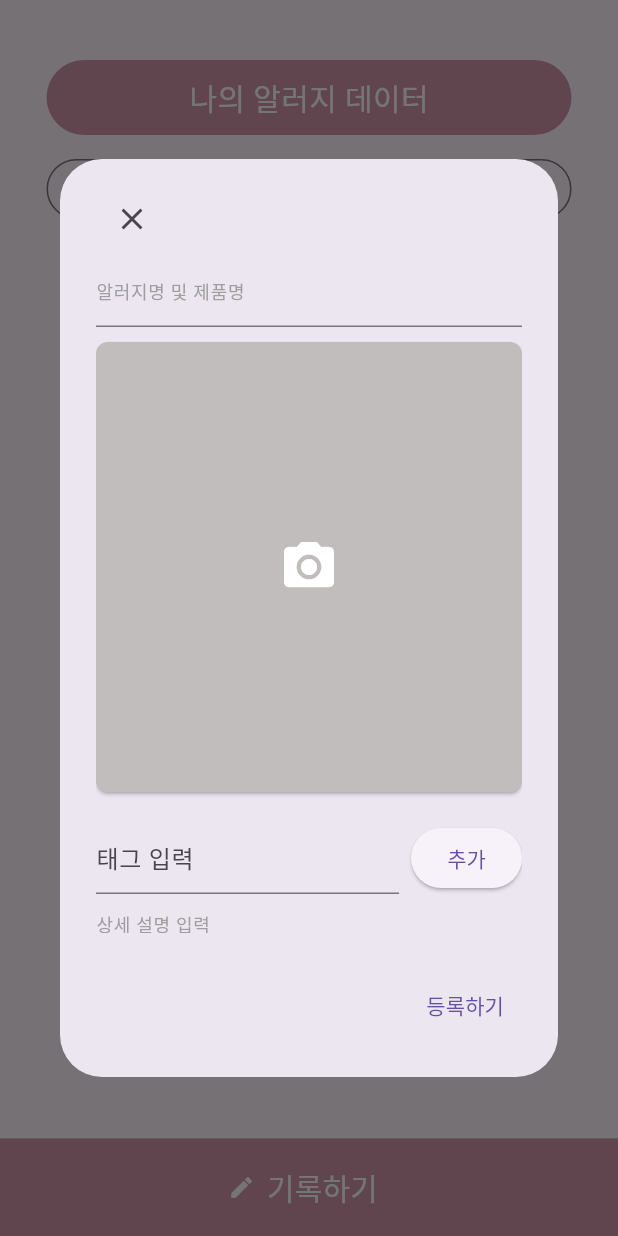
After one commit to Tmfprl/is_app, a Flutter app: the userAllergyData screen opened directly, after a tap on "기록하기", on a phone screen of 412 x 824 dp. The commit adds this screen. Run offline on Flutter 3.47's test engine with Material 3 defaults, Android fonts, the phone set to English and light mode, and no system bars; our stand-ins replace flutter_secure_storage, image_cropper, image_picker; missing offline and left inert: mysql_client; accounts and stored records are empty.

Commit message:
userAllergyData페이지추가

```diff
--- a/lib/memu.dart
+++ b/lib/memu.dart
@@ -3,6 +3,7 @@ import 'package:is_app/logInPage.dart';
 import 'package:is_app/imageModule.dart';
 import 'package:is_app/signup.dart';
 import 'package:is_app/userInfo.dart';
+import 'package:is_app/userAllergyData.dart';
 import 'package:is_app/config/settings_screen.dart';
 
 
@@ -54,6 +55,15 @@ class _MainMenuState extends State<MainMenu> {
                 },
                 child: Text('회원 로그인 관리'),
               ),
+              ElevatedButton(
+              onPressed: () {
+                Navigator.push(
+                  context,
+                  MaterialPageRoute(builder: (context) => userAllergyData()), // 이동할 페이지를 지정합니다.
+                );
+              },
+              child: Text('나의 알러지 데이터'),
+            ),
             ],
           ),
         ),
--- /dev/null
+++ b/lib/userAllergyData.dart
@@ -0,0 +1,523 @@
+import 'dart:io';
+import 'package:flutter/material.dart';
+import 'package:image_picker/image_picker.dart';
+import 'package:is_app/memu.dart';
+
+class userAllergyData extends StatelessWidget {
+  @override
+  Widget build(BuildContext context) {
+    return Scaffold(
+      body: AllergyList(),
+    );
+  }
+}
+
+class Allergy {
+  String name;
+  String? imagePath;
+  List<String> tags;
+  String description;
+
+  Allergy({
+    required this.name,
+    this.imagePath,
+    this.tags = const [],
+    required this.description,
+  });
+}
+
+class AllergyList extends StatefulWidget {
+  @override
+  _AllergyListState createState() => _AllergyListState();
+}
+
+class _AllergyListState extends State<AllergyList> {
+  List<Allergy> allergies = [];
+  List<Allergy> filteredAllergies = [];
+  String searchQuery = '';
+
+  @override
+  void initState() {
+    super.initState();
+    filteredAllergies = allergies;
+  }
+
+  void _addAllergy(Allergy allergy) {
+    setState(() {
+      allergies.add(allergy);
+      filteredAllergies.add(allergy);
+    });
+  }
+
+  void _filterAllergies(String query) {
+    setState(() {
+      searchQuery = query;
+      filteredAllergies = allergies.where((allergy) {
+        return allergy.name.toLowerCase().contains(query.toLowerCase());
+      }).toList();
+    });
+  }
+
+  void _showAllergyDetails(Allergy allergy) {
+    showDialog(
+      context: context,
+      builder: (context) {
+        return AlertDialog(
+          content: Column(
+            mainAxisSize: MainAxisSize.min,
+            children: [
+              if (allergy.imagePath != null)
+                Image.file(
+                  File(allergy.imagePath!),
+                  height: 100,
+                  fit: BoxFit.cover,
+                ),
+              SizedBox(height: 10),
+              Text(allergy.name, style: TextStyle(fontSize: 20, fontWeight: FontWeight.bold)),
+              SizedBox(height: 10),
+              Wrap(
+                spacing: 6.0,
+                children: allergy.tags.map((tag) {
+                  return Chip(
+                    label: Text(tag),
+                    avatar: Icon(Icons.tag),
+                    backgroundColor: Colors.blue[100],
+                  );
+                }).toList(),
+              ),
+              SizedBox(height: 10),
+              Text(allergy.description),
+              SizedBox(height: 10),
+              ElevatedButton(
+                onPressed: () {
+                  Navigator.of(context).pop();
+                  _showEditAllergyDialog(allergy);
+                },
+                child: Text('수정하기'),
+              ),
+            ],
+          ),
+        );
+      },
+    );
+  }
+
+  void _showEditAllergyDialog(Allergy allergy) {
+    TextEditingController nameController = TextEditingController(text: allergy.name);
+    TextEditingController descriptionController = TextEditingController(text: allergy.description);
+    List<String> tags = List.from(allergy.tags);
+    String? imagePath = allergy.imagePath;
+    TextEditingController tagController = TextEditingController();
+
+    showDialog(
+      context: context,
+      builder: (context) {
+        return AlertDialog(
+          content: StatefulBuilder(
+            builder: (context, setState) {
+              return Container(
+                width: 300,
+                height: 500,
+                child: SingleChildScrollView(
+                  child: Column(
+                    mainAxisSize: MainAxisSize.min,
+                    children: [
+                      Row(
+                        children: [
+                          IconButton(
+                            icon: Icon(Icons.close),
+                            onPressed: () {
+                              Navigator.of(context).pop();
+                            },
+                          ),
+                        ],
+                      ),
+                      TextField(
+                        controller: nameController,
+                        decoration: InputDecoration(
+                          hintText: '알러지명 및 제품명',
+                          hintStyle: TextStyle(color: Colors.grey, fontSize: 12),
+                        ),
+                      ),
+                      SizedBox(height: 10),
+                      ElevatedButton(
+                        onPressed: () async {
+                          final picker = ImagePicker();
+                          final pickedFile = await picker.getImage(source: ImageSource.gallery);
+                          if (pickedFile != null) {
+                            imagePath = pickedFile.path;
+                          }
+                        },
+                        style: ElevatedButton.styleFrom(
+                          backgroundColor: const Color.fromARGB(255, 193, 189, 189),
+                          shape: RoundedRectangleBorder(
+                            borderRadius: BorderRadius.circular(8),
+                          ),
+                          fixedSize: Size(300, 300),
+                        ),
+                        child: Icon(Icons.camera_alt, size: 40, color: Colors.white),
+                      ),
+                      SizedBox(height: 10),
+                      if (imagePath != null) // 이미지가 선택된 경우에만 보여줌
+                        Container(
+                          width: 300,
+                          height: 200, // 카메라 버튼과 동일한 높이로 설정
+                          decoration: BoxDecoration(
+                            image: DecorationImage(
+                              image: FileImage(File(imagePath!)),
+                              fit: BoxFit.cover,
+                            ),
+                            borderRadius: BorderRadius.circular(8),
+                          ),
+                        ),
+                      SizedBox(height: 10),
+                      Row(
+                        children: [
+                          Expanded(
+                            child: TextField(
+                              controller: tagController,
+                              decoration: InputDecoration(hintText: '태그 입력'),
+                            ),
+                          ),
+                          SizedBox(width: 8),
+                          ElevatedButton(
+                            onPressed: () {
+                              if (tagController.text.isNotEmpty) {
+                                setState(() {
+                                  tags.add(tagController.text.trim());
+                                  tagController.clear();
+                                });
+                              }
+                            },
+                            child: Text('추가'),
+                          ),
+                        ],
+                      ),
+                      Wrap(
+                        spacing: 8,
+                        children: tags.map((tag) {
+                          return Chip(
+                            label: Text(tag),
+                            deleteIcon: Icon(Icons.close),
+                            onDeleted: () {
+                              setState(() {
+                                tags.remove(tag);
+                              });
+                            },
+                          );
+                        }).toList(),
+                      ),
+                      TextField(
+                        controller: descriptionController,
+                        decoration: InputDecoration(
+                          hintText: '상세 설명 입력',
+                          hintStyle: TextStyle(color: Colors.grey, fontSize: 12),
+                        ),
+                        maxLines: 3,
+                      ),
+                      SizedBox(height: 10),
+                    ],
+                  ),
+                ),
+              );
+            },
+          ),
+          actions: [
+            TextButton(
+              child: Text('수정하기'),
+              onPressed: () {
+                if (nameController.text.isNotEmpty && descriptionController.text.isNotEmpty) {
+                  setState(() {
+                    allergies[filteredAllergies.indexOf(allergy)] = Allergy(
+                      name: nameController.text,
+                      imagePath: imagePath,
+                      tags: List.from(tags),
+                      description: descriptionController.text,
+                    );
+                    filteredAllergies[filteredAllergies.indexOf(allergy)] = Allergy(
+                      name: nameController.text,
+                      imagePath: imagePath,
+                      tags: List.from(tags),
+                      description: descriptionController.text,
+                    );
+                  });
+                  Navigator.of(context).pop();
+                }
+              },
+            ),
+          ],
+        );
+      },
+    );
+  }
+
+  @override
+  Widget build(BuildContext context) {
+    return Scaffold(
+      body: Column(
+        children: [
+          SizedBox(height: 40),
+          Stack(
+            alignment: Alignment.center,
+            children: [
+              Container(
+                width: 350,
+                height: 50,
+                decoration: BoxDecoration(
+                  color: const Color.fromARGB(255, 212, 151, 171),
+                  borderRadius: BorderRadius.circular(30),
+                ),
+              ),
+              Text(
+                '나의 알러지 데이터',
+                style: TextStyle(color: Colors.white, fontSize: 20),
+              ),
+            ],
+          ),
+          SizedBox(height: 16),
+          Padding(
+            padding: const EdgeInsets.symmetric(horizontal: 16.0),
+            child: Container(
+              width: 350,
+              height: 40,
+              child: TextField(
+                decoration: InputDecoration(
+                  hintText: '검색',
+                  border: OutlineInputBorder(
+                    borderRadius: BorderRadius.circular(30),
+                    borderSide: BorderSide(color: Colors.grey),
+                  ),
+                  focusedBorder: OutlineInputBorder(
+                    borderRadius: BorderRadius.circular(30),
+                    borderSide: BorderSide(color: Colors.grey),
+                  ),
+                  prefixIcon: Icon(Icons.search),
+                ),
+                style: TextStyle(fontSize: 16),
+                onChanged: _filterAllergies,
+                textAlignVertical: TextAlignVertical.center,
+              ),
+            ),
+          ),
+          SizedBox(height: 8),
+          Expanded(
+            child: GridView.builder(
+              gridDelegate: SliverGridDelegateWithFixedCrossAxisCount(
+                crossAxisCount: 2, // 한 줄에 두 개
+                crossAxisSpacing: 8.0,
+                mainAxisSpacing: 8.0,
+                childAspectRatio: 0.7, // 이미지 비율 조정
+              ),
+              itemCount: filteredAllergies.length,
+              itemBuilder: (context, index) {
+                return GestureDetector(
+                  onTap: () => _showAllergyDetails(filteredAllergies[index]),
+                  child: Card(
+                    child: Column(
+                      children: [
+                        if (filteredAllergies[index].imagePath != null)
+                          Image.file(
+                            File(filteredAllergies[index].imagePath!),
+                            width: double.infinity,
+                            height: 100,
+                            fit: BoxFit.cover,
+                          ),
+                        SizedBox(height: 4),
+                        Text(
+                          filteredAllergies[index].name,
+                          style: TextStyle(fontSize: 14, fontWeight: FontWeight.bold),
+                          textAlign: TextAlign.center,
+                        ),
+                        SizedBox(height: 4),
+                        Wrap(
+                          spacing: 6.0,
+                          children: filteredAllergies[index].tags.map((tag) {
+                            return Chip(
+                              label: Text(tag),
+                              avatar: Icon(Icons.tag),
+                              backgroundColor: Colors.blue[100],
+                            );
+                          }).toList(),
+                        ),
+                        SizedBox(height: 4),
+                        Text(
+                          filteredAllergies[index].description,
+                          maxLines: 1,
+                          overflow: TextOverflow.ellipsis,
+                          textAlign: TextAlign.center,
+                        ),
+                      ],
+                    ),
+                  ),
+                );
+              },
+            ),
+          ),
+          Spacer(),
+          Container(
+            width: double.infinity,
+            height: 65,
+            child: ElevatedButton.icon(
+              onPressed: () {
+                _showAddAllergyDialog(context);
+              },
+              icon: Icon(Icons.edit, color: Colors.white),
+              label: Text(
+                '기록하기',
+                style: TextStyle(color: Colors.white, fontSize: 20),
+              ),
+              style: ElevatedButton.styleFrom(
+                backgroundColor: const Color.fromARGB(255, 212, 151, 171),
+                minimumSize: Size(double.infinity, 50),
+                shape: RoundedRectangleBorder(
+                  borderRadius: BorderRadius.zero,
+                ),
+              ),
+            ),
+          ),
+        ],
+      ),
+    );
+  }
+
+  void _showAddAllergyDialog(BuildContext context) {
+    TextEditingController nameController = TextEditingController();
+    TextEditingController descriptionController = TextEditingController();
+    List<String> tags = [];
+    String? imagePath;
+    TextEditingController tagController = TextEditingController(); // 태그 입력을 위한 컨트롤러
+
+    showDialog(
+      context: context,
+      builder: (context) {
+        return AlertDialog(
+          content: StatefulBuilder(
+            builder: (context, setState) {
+              return Container(
+                width: 300,
+                height: 500,
+                child: SingleChildScrollView(
+                  child: Column(
+                    mainAxisSize: MainAxisSize.min,
+                    children: [
+                      Row(
+                        children: [
+                          IconButton(
+                            icon: Icon(Icons.close),
+                            onPressed: () {
+                              Navigator.of(context).pop();
+                            },
+                          ),
+                        ],
+                      ),
+                      TextField(
+                        controller: nameController,
+                        decoration: InputDecoration(
+                          hintText: '알러지명 및 제품명',
+                          hintStyle: TextStyle(color: Colors.grey, fontSize: 12),
+                        ),
+                      ),
+                      SizedBox(height: 10),
+                      ElevatedButton(
+                        onPressed: () async {
+                          final picker = ImagePicker();
+                          final pickedFile = await picker.getImage(source: ImageSource.gallery);
+                          if (pickedFile != null) {
+                            imagePath = pickedFile.path;
+                          }
+                        },
+                        style: ElevatedButton.styleFrom(
+                          backgroundColor: const Color.fromARGB(255, 193, 189, 189),
+                          shape: RoundedRectangleBorder(
+                            borderRadius: BorderRadius.circular(8),
+                          ),
+                          fixedSize: Size(300, 300),
+                        ),
+                        child: Icon(Icons.camera_alt, size: 40, color: Colors.white),
+                      ),
+                      SizedBox(height: 10),
+                      if (imagePath != null) // 이미지가 선택된 경우에만 보여줌
+                        Container(
+                          width: 300,
+                          height: 200, // 카메라 버튼과 동일한 높이로 설정
+                          decoration: BoxDecoration(
+                            image: DecorationImage(
+                              image: FileImage(File(imagePath!)),
+                              fit: BoxFit.cover,
+                            ),
+                            borderRadius: BorderRadius.circular(8),
+                          ),
+                        ),
+                      SizedBox(height: 10),
+                      Row(
+                        children: [
+                          Expanded(
+                            child: TextField(
+                              controller: tagController,
+                              decoration: InputDecoration(hintText: '태그 입력'),
+                            ),
+                          ),
+                          SizedBox(width: 8),
+                          ElevatedButton(
+                            onPressed: () {
+                              if (tagController.text.isNotEmpty) {
+                                setState(() {
+                                  tags.add(tagController.text.trim());
+                                  tagController.clear();
+                                });
+                              }
+                            },
+                            child: Text('추가'),
+                          ),
+                        ],
+                      ),
+                      Wrap(
+                        spacing: 8,
+                        children: tags.map((tag) {
+                          return Chip(
+                            label: Text(tag),
+                            deleteIcon: Icon(Icons.close),
+                            onDeleted: () {
+                              setState(() {
+                                tags.remove(tag);
+                              });
+                            },
+                          );
+                        }).toList(),
+                      ),
+                      TextField(
+                        controller: descriptionController,
+                        decoration: InputDecoration(
+                          hintText: '상세 설명 입력',
+                          hintStyle: TextStyle(color: Colors.grey, fontSize: 12),
+                        ),
+                        maxLines: 3,
+                      ),
+                      SizedBox(height: 10),
+                    ],
+                  ),
+                ),
+              );
+            },
+          ),
+          actions: [
+            TextButton(
+              child: Text('등록하기'),
+              onPressed: () {
+                if (nameController.text.isNotEmpty && descriptionController.text.isNotEmpty) {
+                  _addAllergy(Allergy(
+                    name: nameController.text,
+                    imagePath: imagePath,
+                    tags: List.from(tags), // 태그를 복사해서 전달
+                    description: descriptionController.text,
+                  ));
+                  Navigator.of(context).pop();
+                }
+              },
+            ),
+          ],
+        );
+      },
+    );
+  }
+}
--- a/pubspec.yaml
+++ b/pubspec.yaml
@@ -31,7 +31,7 @@ dependencies:
   flutter:
     sdk: flutter
   camera: ^0.11.0+2
-  image_picker: ^1.1.2
+  image_picker: ^0.8.4+4
   image_cropper: ^8.0.1
   http: ^1.2.2
   sqflite: ^2.2.8
@@ -40,6 +40,7 @@ dependencies:
   crypto: ^3.0.3 # 정보 암호화를 위함 (사용자 비밀번호 암호화)
   flutter_secure_storage: ^9.2.2
   flutter_native_splash: ^2.4.1
+  path_provider: ^2.0.0
   # The following adds the Cupertino Icons font to your application.
   # Use with the CupertinoIcons class for iOS style icons.
   cupertino_icons: ^1.0.6
```
Also changed, not shown: pubspec.lock, 1 other file.
